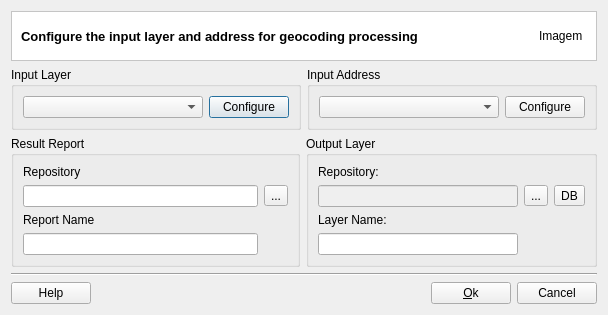
First picture: the form in src/terralib/addressgeocoding/qt/ui/MainWindowDialogForm.ui, repository claudiobogossian/terralib5, before the edit.
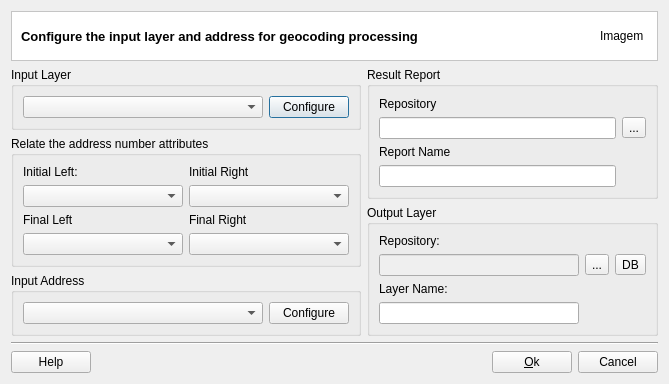
Second picture: the form after the edit. Custom widgets are drawn as their Qt base class.

```diff
--- a/src/terralib/addressgeocoding/qt/ui/MainWindowDialogForm.ui
+++ b/src/terralib/addressgeocoding/qt/ui/MainWindowDialogForm.ui
@@ -6,16 +6,16 @@
    <rect>
     <x>0</x>
     <y>0</y>
-    <width>594</width>
-    <height>303</height>
+    <width>665</width>
+    <height>371</height>
    </rect>
   </property>
   <property name="windowTitle">
    <string>Adress Geocoding</string>
   </property>
-  <layout class="QGridLayout" name="gridLayout_11">
+  <layout class="QGridLayout" name="gridLayout_19">
    <item row="0" column="0">
-    <layout class="QGridLayout" name="gridLayout_10">
+    <layout class="QGridLayout" name="gridLayout_18">
      <item row="0" column="0">
       <widget class="QFrame" name="frame_2">
        <property name="styleSheet">
@@ -27,14 +27,14 @@
        <property name="frameShadow">
         <enum>QFrame::Sunken</enum>
        </property>
-       <layout class="QHBoxLayout" name="horizontalLayout_3" stretch="1,0">
+       <layout class="QGridLayout" name="gridLayout_15">
         <property name="topMargin">
          <number>0</number>
         </property>
         <property name="bottomMargin">
          <number>0</number>
         </property>
-        <item>
+        <item row="0" column="0">
          <widget class="QLabel" name="m_datasourceTypeTitleLabel">
           <property name="font">
            <font>
@@ -48,7 +48,7 @@
           </property>
          </widget>
         </item>
-        <item>
+        <item row="0" column="1">
          <widget class="QLabel" name="m_imgLabel">
           <property name="minimumSize">
            <size>
@@ -71,7 +71,9 @@
       </widget>
      </item>
      <item row="1" column="0">
-      <layout class="QGridLayout" name="gridLayout_8">
+      <layout class="QGridLayout" name="gridLayout_17">
+       <item row="0" column="0">
+        <layout class="QGridLayout" name="gridLayout_16">
        <item row="0" column="0">
         <widget class="QGroupBox" name="m_inputLayerGroupBox">
          <property name="title">
@@ -82,11 +84,11 @@
            <layout class="QGridLayout" name="gridLayout_4">
             <item row="0" column="0">
              <widget class="QComboBox" name="m_inputLayerComboBox">
-              <property name="minimumSize">
-               <size>
-                <width>180</width>
-                <height>0</height>
-               </size>
+                <property name="sizePolicy">
+                 <sizepolicy hsizetype="MinimumExpanding" vsizetype="Fixed">
+                  <horstretch>0</horstretch>
+                  <verstretch>0</verstretch>
+                 </sizepolicy>
               </property>
              </widget>
             </item>
@@ -102,7 +104,100 @@
          </layout>
         </widget>
        </item>
+         <item row="1" column="0">
+          <widget class="QGroupBox" name="m_relateNumberGroupBox">
+           <property name="title">
+            <string>Relate the address number attributes</string>
+           </property>
+           <layout class="QGridLayout" name="gridLayout_8">
+            <item row="0" column="0">
+             <layout class="QGridLayout" name="gridLayout_9">
+              <item row="0" column="0">
+               <widget class="QLabel" name="m_iLeftLabel">
+                <property name="text">
+                 <string>Initial Left:</string>
+                </property>
+               </widget>
+              </item>
+              <item row="1" column="0">
+               <widget class="QComboBox" name="m_iLeftComboBox">
+                <property name="minimumSize">
+                 <size>
+                  <width>160</width>
+                  <height>0</height>
+                 </size>
+                </property>
+               </widget>
+              </item>
+             </layout>
+            </item>
        <item row="0" column="1">
+             <layout class="QGridLayout" name="gridLayout_10">
+              <item row="0" column="0">
+               <widget class="QLabel" name="label_5">
+                <property name="text">
+                 <string>Initial Right</string>
+                </property>
+               </widget>
+              </item>
+              <item row="1" column="0">
+               <widget class="QComboBox" name="m_iRightComboBox">
+                <property name="minimumSize">
+                 <size>
+                  <width>160</width>
+                  <height>0</height>
+                 </size>
+                </property>
+               </widget>
+              </item>
+             </layout>
+            </item>
+            <item row="1" column="0">
+             <layout class="QGridLayout" name="gridLayout_11">
+              <item row="0" column="0">
+               <widget class="QLabel" name="m_fLeftLabel">
+                <property name="text">
+                 <string>Final Left</string>
+                </property>
+               </widget>
+              </item>
+              <item row="1" column="0">
+               <widget class="QComboBox" name="m_fLeftComboBox">
+                <property name="minimumSize">
+                 <size>
+                  <width>160</width>
+                  <height>0</height>
+                 </size>
+                </property>
+               </widget>
+              </item>
+             </layout>
+            </item>
+            <item row="1" column="1">
+             <layout class="QGridLayout" name="gridLayout_12">
+              <item row="0" column="0">
+               <widget class="QLabel" name="label_6">
+                <property name="text">
+                 <string>Final Right</string>
+                </property>
+               </widget>
+              </item>
+              <item row="1" column="0">
+               <widget class="QComboBox" name="m_fRightComboBox">
+                <property name="minimumSize">
+                 <size>
+                  <width>160</width>
+                  <height>0</height>
+                 </size>
+                </property>
+               </widget>
+              </item>
+             </layout>
+            </item>
+           </layout>
+          </widget>
+         </item>
+         <item row="2" column="0">
         <widget class="QGroupBox" name="m_inputLayerGroupBox_2">
          <property name="title">
           <string>Input Address</string>
@@ -112,11 +207,11 @@
            <layout class="QGridLayout" name="gridLayout_6">
             <item row="0" column="0">
              <widget class="QComboBox" name="m_inputAddressComboBox">
-              <property name="minimumSize">
-               <size>
-                <width>180</width>
-                <height>0</height>
-               </size>
+                <property name="sizePolicy">
+                 <sizepolicy hsizetype="MinimumExpanding" vsizetype="Fixed">
+                  <horstretch>0</horstretch>
+                  <verstretch>0</verstretch>
+                 </sizepolicy>
               </property>
              </widget>
             </item>
@@ -134,8 +229,8 @@
        </item>
       </layout>
      </item>
-     <item row="2" column="0">
-      <layout class="QGridLayout" name="gridLayout_9">
+       <item row="0" column="1">
+        <layout class="QGridLayout" name="gridLayout_13">
        <item row="0" column="0">
         <widget class="QGroupBox" name="m_resultReportGroupBox">
          <property name="title">
@@ -192,7 +287,7 @@
          </layout>
         </widget>
        </item>
-       <item row="0" column="1">
+         <item row="1" column="0">
         <widget class="QGroupBox" name="m_outputGroupBox">
          <property name="sizePolicy">
           <sizepolicy hsizetype="Preferred" vsizetype="Preferred">
@@ -275,7 +370,9 @@
        </item>
       </layout>
      </item>
-     <item row="3" column="0">
+      </layout>
+     </item>
+     <item row="2" column="0">
       <layout class="QGridLayout" name="gridLayout_3">
        <item row="0" column="0">
         <widget class="Line" name="line_2">
```
Lines whose indentation alone changed are shown as unchanged.
